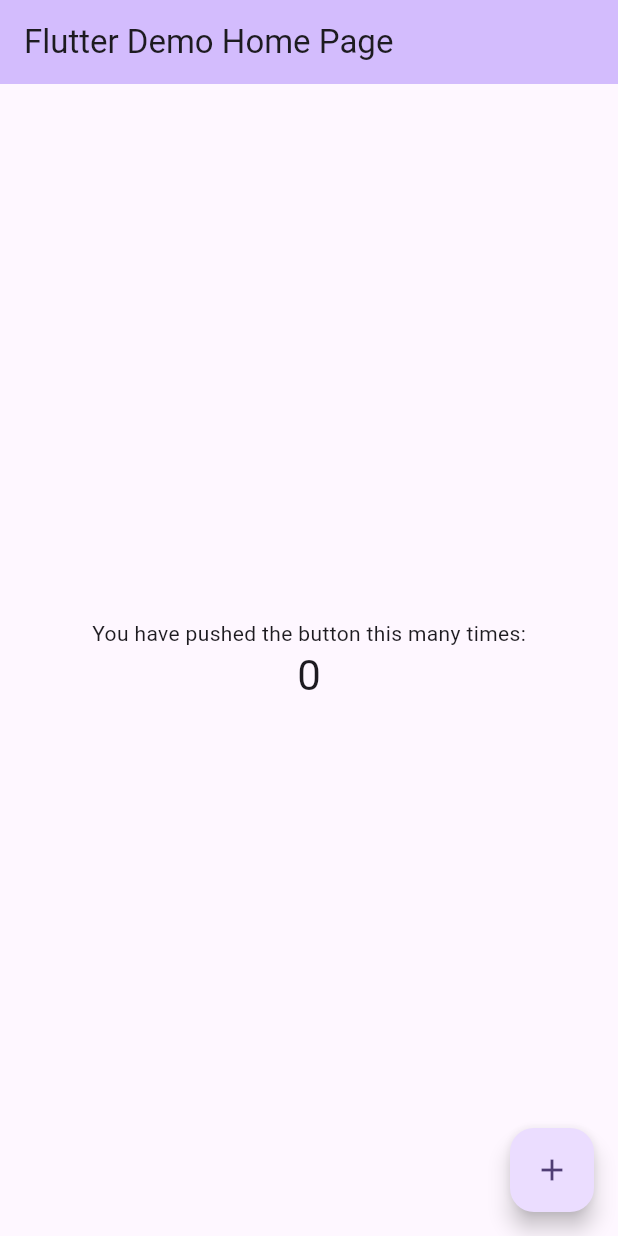
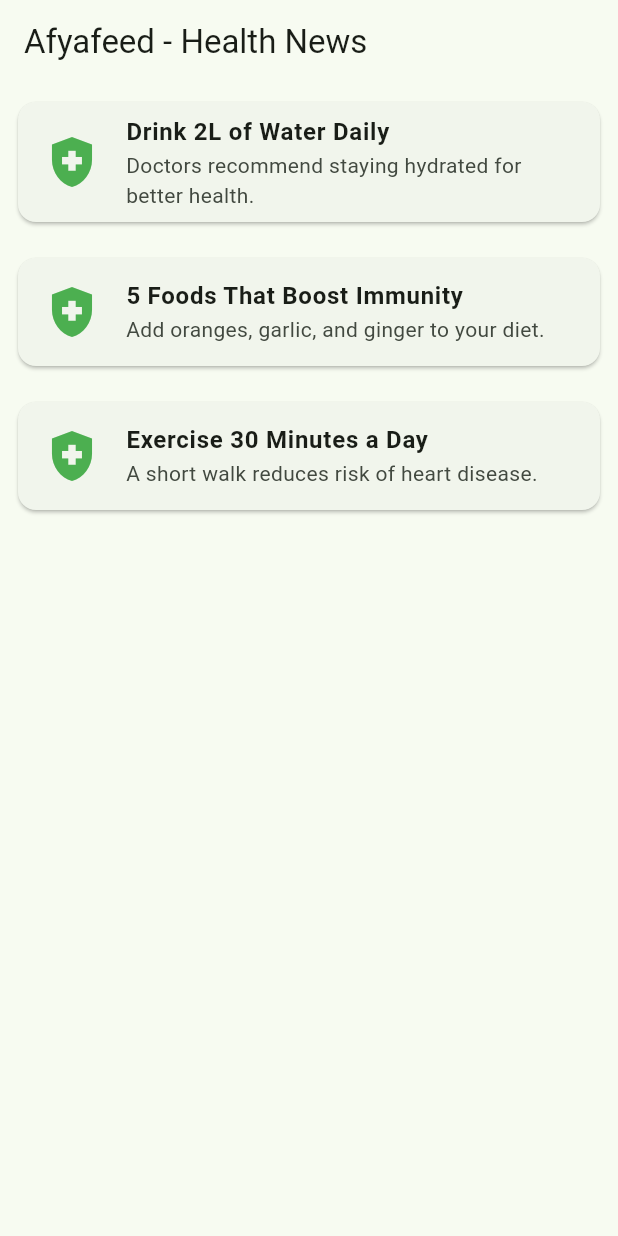
Before and after one commit to soitamulati/afyafeed-app, a Flutter app: the screen it shows after launch, on a phone screen of 412 x 824 dp. Run offline on Flutter 3.47's test engine with Material 3 defaults, Android fonts, the phone set to English and light mode, and no system bars.

Commit message:
Refactor app structure to use AfyafeedApp

```diff
--- a/lib/main.dart
+++ b/lib/main.dart
@@ -1,121 +1,50 @@
 import 'package:flutter/material.dart';
 
 void main() {
-  runApp(const MyApp());
+  runApp(const AfyafeedApp());
 }
 
-class MyApp extends StatelessWidget {
-  const MyApp({super.key});
+class AfyafeedApp extends StatelessWidget {
+  const AfyafeedApp({super.key});
 
-  // This widget is the root of your application.
   @override
   Widget build(BuildContext context) {
     return MaterialApp(
-      title: 'Flutter Demo',
+      title: 'Afyafeed',
       theme: ThemeData(
-        // This is the theme of your application.
-        //
-        // TRY THIS: Try running your application with "flutter run". You'll see
-        // the application has a purple toolbar. Then, without quitting the app,
-        // try changing the seedColor in the colorScheme below to Colors.green
-        // and then invoke "hot reload" (save your changes or press the "hot
-        // reload" button in a Flutter-supported IDE, or press "r" if you used
-        // the command line to start the app).
-        //
-        // Notice that the counter didn't reset back to zero; the application
-        // state is not lost during the reload. To reset the state, use hot
-        // restart instead.
-        //
-        // This works for code too, not just values: Most code changes can be
-        // tested with just a hot reload.
-        colorScheme: .fromSeed(seedColor: Colors.deepPurple),
+        colorScheme: ColorScheme.fromSeed(seedColor: Colors.green),
+        useMaterial3: true,
       ),
-      home: const MyHomePage(title: 'Flutter Demo Home Page'),
+      home: const HomePage(),
+      debugShowCheckedModeBanner: false,
     );
   }
 }
 
-class MyHomePage extends StatefulWidget {
-  const MyHomePage({super.key, required this.title});
-
-  // This widget is the home page of your application. It is stateful, meaning
-  // that it has a State object (defined below) that contains fields that affect
-  // how it looks.
-
-  // This class is the configuration for the state. It holds the values (in this
-  // case the title) provided by the parent (in this case the App widget) and
-  // used by the build method of the State. Fields in a Widget subclass are
-  // always marked "final".
-
-  final String title;
-
-  @override
-  State<MyHomePage> createState() => _MyHomePageState();
-}
-
-class _MyHomePageState extends State<MyHomePage> {
-  int _counter = 0;
-
-  void _incrementCounter() {
-    setState(() {
-      // This call to setState tells the Flutter framework that something has
-      // changed in this State, which causes it to rerun the build method below
-      // so that the display can reflect the updated values. If we changed
-      // _counter without calling setState(), then the build method would not be
-      // called again, and so nothing would appear to happen.
-      _counter++;
-    });
-  }
+class HomePage extends StatelessWidget {
+  const HomePage({super.key});
 
   @override
   Widget build(BuildContext context) {
-    // This method is rerun every time setState is called, for instance as done
-    // by the _incrementCounter method above.
-    //
-    // The Flutter framework has been optimized to make rerunning build methods
-    // fast, so that you can just rebuild anything that needs updating rather
-    // than having to individually change instances of widgets.
     return Scaffold(
-      appBar: AppBar(
-        // TRY THIS: Try changing the color here to a specific color (to
-        // Colors.amber, perhaps?) and trigger a hot reload to see the AppBar
-        // change color while the other colors stay the same.
-        backgroundColor: Theme.of(context).colorScheme.inversePrimary,
-        // Here we take the value from the MyHomePage object that was created by
-        // the App.build method, and use it to set our appbar title.
-        title: Text(widget.title),
+      appBar: AppBar(title: const Text('Afyafeed - Health News')),
+      body: ListView(
+        children: [
+          _newsCard('Drink 2L of Water Daily', 'Doctors recommend staying hydrated for better health.'),
+          _newsCard('5 Foods That Boost Immunity', 'Add oranges, garlic, and ginger to your diet.'),
+          _newsCard('Exercise 30 Minutes a Day', 'A short walk reduces risk of heart disease.'),
+        ],
       ),
-      body: Center(
-        // Center is a layout widget. It takes a single child and positions it
-        // in the middle of the parent.
-        child: Column(
-          // Column is also a layout widget. It takes a list of children and
-          // arranges them vertically. By default, it sizes itself to fit its
-          // children horizontally, and tries to be as tall as its parent.
-          //
-          // Column has various properties to control how it sizes itself and
-          // how it positions its children. Here we use mainAxisAlignment to
-          // center the children vertically; the main axis here is the vertical
-          // axis because Columns are vertical (the cross axis would be
-          // horizontal).
-          //
-          // TRY THIS: Invoke "debug painting" (choose the "Toggle Debug Paint"
-          // action in the IDE, or press "p" in the console), to see the
-          // wireframe for each widget.
-          mainAxisAlignment: .center,
-          children: [
-            const Text('You have pushed the button this many times:'),
-            Text(
-              '$_counter',
-              style: Theme.of(context).textTheme.headlineMedium,
-            ),
-          ],
-        ),
-      ),
-      floatingActionButton: FloatingActionButton(
-        onPressed: _incrementCounter,
-        tooltip: 'Increment',
-        child: const Icon(Icons.add),
+    );
+  }
+
+  Widget _newsCard(String title, String subtitle) {
+    return Card(
+      margin: const EdgeInsets.all(12),
+      child: ListTile(
+        leading: const Icon(Icons.health_and_safety, color: Colors.green, size: 40),
+        title: Text(title, style: const TextStyle(fontWeight: FontWeight.bold)),
+        subtitle: Text(subtitle),
       ),
     );
   }
```
